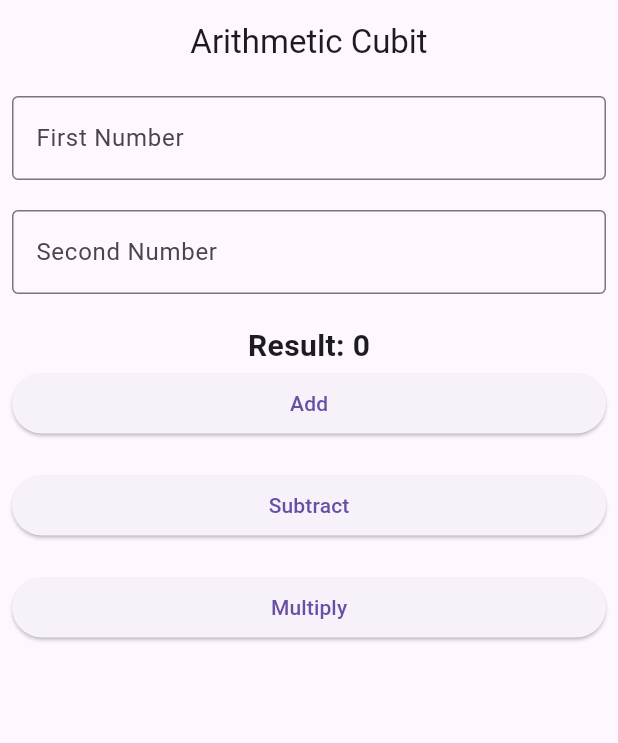
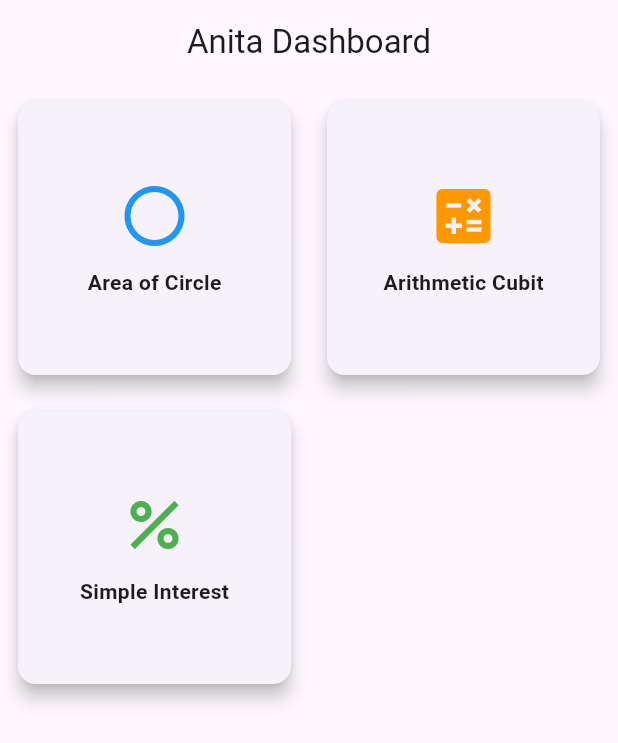
Before and after one commit to Anita-aaa/sum_two, a Flutter app: the screen it shows after launch, on a phone screen of 412 x 824 dp. Shown: the top 743 px of the screen. Run offline on Flutter 3.47's test engine with Material 3 defaults, Android fonts, the phone set to English and light mode, and no system bars; our stand-ins replace flutter_bloc.

Commit message:
Dashboard

```diff
--- a/lib/app.dart
+++ b/lib/app.dart
@@ -1,18 +1,33 @@
 import 'package:flutter/material.dart';
 import 'package:flutter_bloc/flutter_bloc.dart';
 import 'package:sum_two/cubit/arithmetic_cubit.dart';
-import 'package:sum_two/view/arithmetic_cubit_view.dart';
+import 'package:sum_two/cubit/circle_cubit.dart';
+import 'package:sum_two/cubit/dashboard_cubit.dart';
+import 'package:sum_two/cubit/simple_interest_cubit.dart';
+import 'package:sum_two/view/dashboard_cubit_view.dart';
 
 class App extends StatelessWidget {
   const App({super.key});
 
   @override
   Widget build(BuildContext context) {
-    return MaterialApp(
-      debugShowCheckedModeBanner: false,
-      home: BlocProvider(
-        create: (context) => ArithmenticCubit(),
-        child: ArithmeticCubicView(),
+    return MultiBlocProvider(
+      providers: [
+        BlocProvider(create: (context) => AreaOfCircleCubit()),
+        BlocProvider(create: (context) => ArithmenticCubit()),
+        BlocProvider(create: (context) => SimpleInterestCubit()),
+        BlocProvider(
+          create: (context) => DashboardCubit(
+            context.read<AreaOfCircleCubit>(),
+            context.read<ArithmenticCubit>(),
+            context.read<SimpleInterestCubit>(),
+          ),
+        ),
+      ],
+      child: const MaterialApp(
+        debugShowCheckedModeBanner: false,
+        title: 'flutter bloc',
+        home: DashboardView(),
       ),
     );
   }
--- /dev/null
+++ b/lib/cubit/dashboard_cubit.dart
@@ -0,0 +1,48 @@
+import 'package:flutter/material.dart';
+import 'package:flutter_bloc/flutter_bloc.dart';
+import 'package:sum_two/cubit/arithmetic_cubit.dart';
+import 'package:sum_two/cubit/circle_cubit.dart';
+import 'package:sum_two/cubit/simple_interest_cubit.dart';
+import 'package:sum_two/view/area_circle.dart';
+import 'package:sum_two/view/arithmetic_cubit_view.dart';
+import 'package:sum_two/view/simple_interest_view.dart';
+
+class DashboardCubit extends Cubit<void> {
+  // DashboardCubit() : super(null);
+  DashboardCubit(
+    this._areacircleCubit,
+    this._arithmenticCubit,
+    this._simpleinterestCubit,
+  ) : super(null);
+
+  final AreaOfCircleCubit _areacircleCubit;
+  final ArithmenticCubit _arithmenticCubit;
+  final SimpleInterestCubit _simpleinterestCubit;
+
+  void openCounterView(BuildContext context) {
+    Navigator.push(
+      context,
+      MaterialPageRoute(
+        builder: (_) => AreaOfCircleView(),
+      ),
+    );
+  }
+
+  void openArithmeticView(BuildContext context) {
+    Navigator.push(
+      context,
+      MaterialPageRoute(
+        builder: (_) => ArithmeticCubicView(),
+      ),
+    );
+  }
+
+  void openStudentView(BuildContext context) {
+    Navigator.push(
+      context,
+      MaterialPageRoute(
+        builder: (_) => SimpleInterestView(),
+      ),
+    );
+  }
+}
--- a/lib/view/arithmetic_cubit_view.dart
+++ b/lib/view/arithmetic_cubit_view.dart
@@ -15,7 +15,7 @@ class ArithmeticCubicView extends StatelessWidget {
   Widget build(BuildContext context) {
     return Scaffold(
       appBar: AppBar(
-        title: const Text('Arithmetic Cubit'),
+        title: const Text('Anita_Arithmetic Cubit'),
         centerTitle: true,
       ),
       body: Padding(
--- /dev/null
+++ b/lib/view/dashboard_cubit_view.dart
@@ -0,0 +1,170 @@
+// import 'package:flutter/material.dart';
+// import 'package:flutter_bloc/flutter_bloc.dart';
+// import 'package:sum_two/cubit/dashboard_cubit.dart';
+
+// class DashboardView extends StatelessWidget {
+//   const DashboardView({super.key});
+
+//   @override
+//   Widget build(BuildContext context) {
+//     return Scaffold(
+//       appBar: AppBar(
+//         title: const Text('Anita_Dashboard'),
+//         centerTitle: true,
+//       ),
+//       body: GridView(
+//         padding: const EdgeInsets.all(8),
+//         gridDelegate: const SliverGridDelegateWithFixedCrossAxisCount(
+//           crossAxisCount: 2,
+//           crossAxisSpacing: 8,
+//           mainAxisSpacing: 8,
+//         ),
+//         children: <Widget>[
+//           Card(
+//             child: InkWell(
+//               onTap: () {
+//                 context:
+//                 context.read<DashboardCubit>().openCounterView(context);
+//               },
+//               child: const Column(
+//                 mainAxisAlignment: MainAxisAlignment.center,
+//                 children: <Widget>[
+//                   Icon(Icons.add, size: 48),
+//                   Text('Area of Circle'),
+//                 ],
+//               ),
+//             ),
+//           ),
+//           Card(
+//             child: InkWell(
+//               onTap: () {
+//                 context:
+//                 context.read<DashboardCubit>().openArithmeticView(context);
+//               },
+//               child: const Column(
+//                 mainAxisAlignment: MainAxisAlignment.center,
+//                 children: <Widget>[
+//                   Icon(Icons.calculate, size: 48),
+//                   Text('Arithmetic Cubit'),
+//                 ],
+//               ),
+//             ),
+//           ),
+//           Card(
+//             child: InkWell(
+//               onTap: () {},
+//               child: const Column(
+//                 mainAxisAlignment: MainAxisAlignment.center,
+//                 children: <Widget>[
+//                   Icon(Icons.person, size: 48),
+//                   Text('Simple Interest Cubit'),
+//                 ],
+//               ),
+//             ),
+//           ),
+//         ],
+//       ),
+//     );
+//   }
+// }
+
+import 'package:flutter/material.dart';
+import 'package:flutter_bloc/flutter_bloc.dart';
+import 'package:sum_two/cubit/dashboard_cubit.dart';
+
+class DashboardView extends StatelessWidget {
+  const DashboardView({super.key});
+
+  @override
+  Widget build(BuildContext context) {
+    return Scaffold(
+      appBar: AppBar(
+        title: const Text('Anita Dashboard'),
+        centerTitle: true,
+      ),
+      body: Padding(
+        padding: const EdgeInsets.all(8.0),
+        child: GridView(
+          gridDelegate: const SliverGridDelegateWithFixedCrossAxisCount(
+            crossAxisCount: 2, // 2 cards per row
+            crossAxisSpacing: 16, // Spacing between cards
+            mainAxisSpacing: 16,
+          ),
+          children: <Widget>[
+            // Area of Circle Card
+            Card(
+              elevation: 5,
+              shape: RoundedRectangleBorder(
+                borderRadius: BorderRadius.circular(12),
+              ),
+              child: InkWell(
+                onTap: () {
+                  context.read<DashboardCubit>().openCounterView(context);
+                },
+                child: Column(
+                  mainAxisAlignment: MainAxisAlignment.center,
+                  children: const <Widget>[
+                    Icon(Icons.circle_outlined, size: 48, color: Colors.blue),
+                    SizedBox(height: 10),
+                    Text(
+                      'Area of Circle',
+                      style: TextStyle(fontWeight: FontWeight.bold),
+                    ),
+                  ],
+                ),
+              ),
+            ),
+
+            // Arithmetic Cubit Card
+            Card(
+              elevation: 5,
+              shape: RoundedRectangleBorder(
+                borderRadius: BorderRadius.circular(12),
+              ),
+              child: InkWell(
+                onTap: () {
+                  context.read<DashboardCubit>().openArithmeticView(context);
+                },
+                child: Column(
+                  mainAxisAlignment: MainAxisAlignment.center,
+                  children: const <Widget>[
+                    Icon(Icons.calculate, size: 48, color: Colors.orange),
+                    SizedBox(height: 10),
+                    Text(
+                      'Arithmetic Cubit',
+                      style: TextStyle(fontWeight: FontWeight.bold),
+                    ),
+                  ],
+                ),
+              ),
+            ),
+
+            // Simple Interest Cubit Card
+            Card(
+              elevation: 5,
+              shape: RoundedRectangleBorder(
+                borderRadius: BorderRadius.circular(12),
+              ),
+              child: InkWell(
+                onTap: () {
+                  context.read<DashboardCubit>().openStudentView(context);
+                },
+                child: Column(
+                  mainAxisAlignment: MainAxisAlignment.center,
+                  children: const <Widget>[
+                    Icon(Icons.percent, size: 48, color: Colors.green),
+                    SizedBox(height: 10),
+                    Text(
+                      'Simple Interest',
+                      style: TextStyle(fontWeight: FontWeight.bold),
+                    ),
+                  ],
+                ),
+              ),
+            ),
+          ],
+        ),
+      ),
+    );
+  }
+}
```
